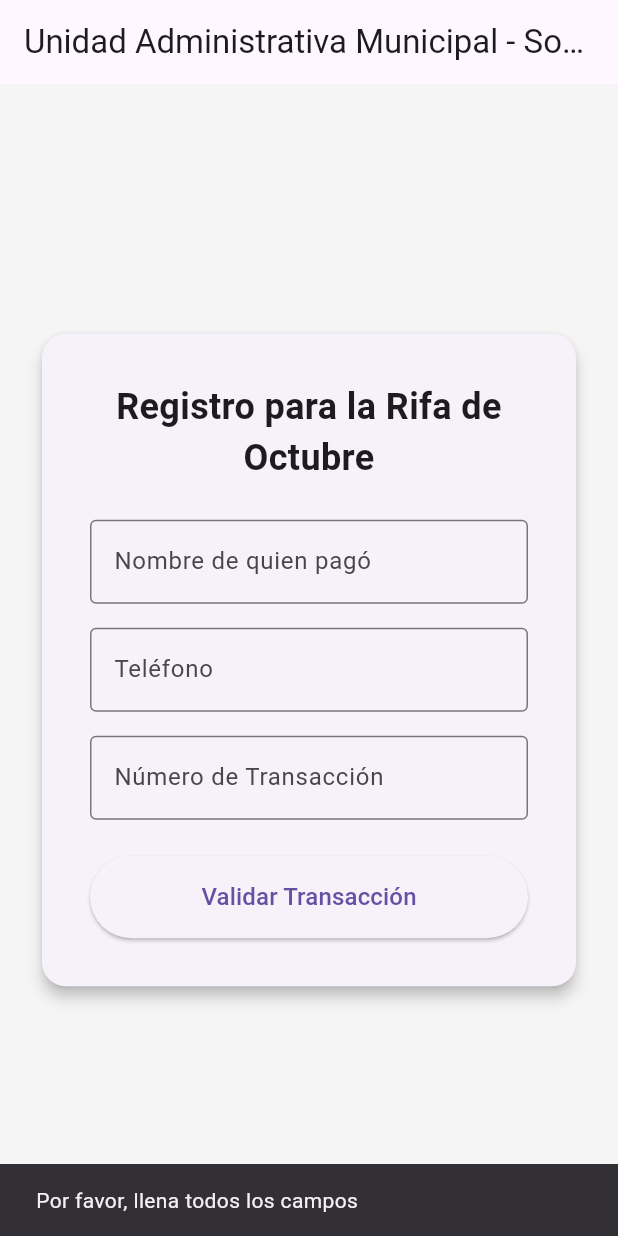
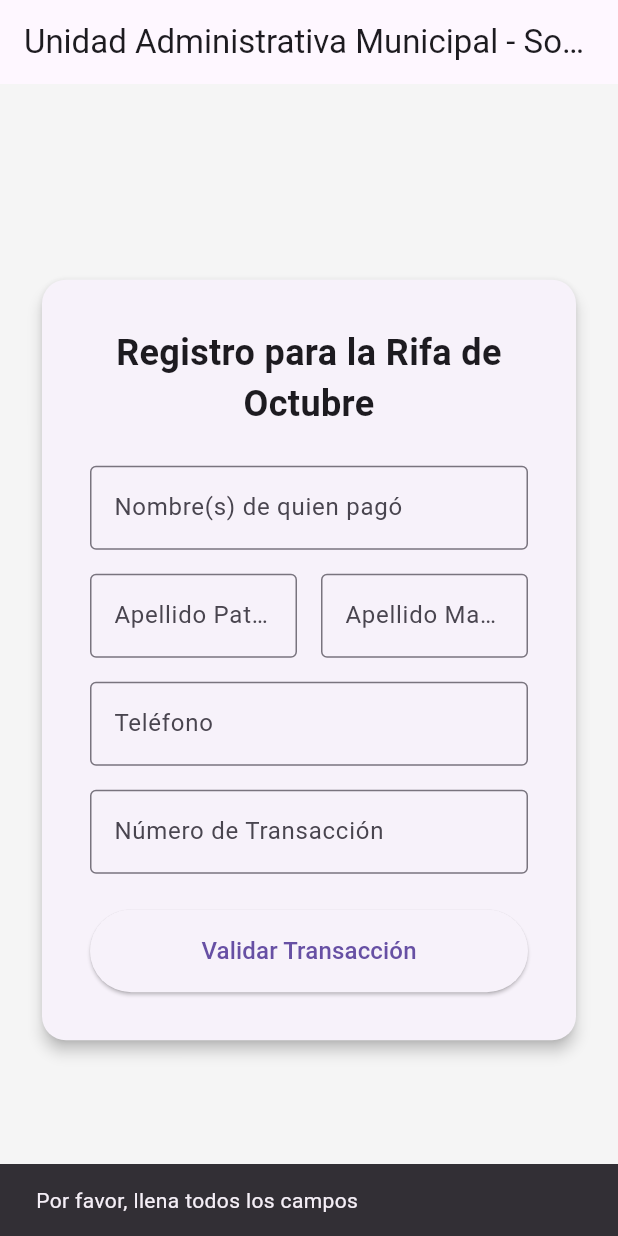
Before and after one commit to Sergio-GLR/flutter_formulario_rifa, a Flutter app: the screen it shows after launch, after a tap on "Validar Transacción", on a phone screen of 412 x 824 dp. Run offline on Flutter 3.47's test engine with Material 3 defaults, Android fonts, the light colour scheme and no system bars; our stand-ins replace flutter_dotenv, supabase_flutter; accounts and stored records are empty.

Commit message:
Actualización de la interfaz del formulario y la adición de nuevos campos a Supabase en la tabla "Pagadores"

```diff
--- a/lib/main.dart
+++ b/lib/main.dart
@@ -19,21 +19,14 @@ Future<void> main() async {
   runApp(const RifaPredialApp());
 }
 
-// Creamos esta variable global para poder llamar a la base de datos
-// fácilmente desde cualquier otro archivo del prpyecto
-final supabase = Supabase.instance.client;
-
 class RifaPredialApp extends StatelessWidget {
   const RifaPredialApp({super.key});
 
   @override
   Widget build(BuildContext context) {
     return MaterialApp(
-      title: 'Rifa Predial - Octubre',
-      theme: ThemeData(
-        primarySwatch:
-            Colors.grey,
-      ),
+      title: 'Rifa Predial - Octubretón',
+      theme: ThemeData(primarySwatch: Colors.grey),
       home: const FormularioScreen(),
     );
   }
--- a/lib/screens/formulario_screen.dart
+++ b/lib/screens/formulario_screen.dart
@@ -1,4 +1,5 @@
 import 'package:flutter/material.dart';
+
 import '../services/api_municipio_service.dart';
 import '../services/supabase_service.dart';
 
@@ -15,6 +16,8 @@ class _FormularioScreenState extends State<FormularioScreen> {
   FormStatus _currentState = FormStatus.capturaInicial;
 
   final _nombreCtrl = TextEditingController();
+  final _apellidoPaternoCtrl = TextEditingController(); // Nuevo
+  final _apellidoMaternoCtrl = TextEditingController(); // Nuevo
   final _telefonoCtrl = TextEditingController();
   final _transaccionCtrl = TextEditingController();
 
@@ -24,7 +27,11 @@ class _FormularioScreenState extends State<FormularioScreen> {
   Map<String, String> _datosPredio = {};
 
   Future<void> _validarTransaccion() async {
-    if (_nombreCtrl.text.isEmpty || _telefonoCtrl.text.isEmpty || _transaccionCtrl.text.isEmpty) {
+    if (_nombreCtrl.text.isEmpty ||
+        _apellidoPaternoCtrl.text.isEmpty ||
+        _apellidoMaternoCtrl.text.isEmpty ||
+        _telefonoCtrl.text.isEmpty ||
+        _transaccionCtrl.text.isEmpty) {
       _mostrarSnackBar('Por favor, llena todos los campos');
       return;
     }
@@ -32,7 +39,9 @@ class _FormularioScreenState extends State<FormularioScreen> {
     setState(() => _currentState = FormStatus.validandoApi);
 
     try {
-      final datos = await _apiService.validarTransaccion(_transaccionCtrl.text.trim());
+      final datos = await _apiService.validarTransaccion(
+        _transaccionCtrl.text.trim(),
+      );
       setState(() {
         _datosPredio = datos;
         _currentState = FormStatus.confirmacion;
@@ -43,7 +52,6 @@ class _FormularioScreenState extends State<FormularioScreen> {
     }
   }
 
-  // Nuevo método para mostrar el modal del diagrama
   Future<void> _mostrarModalConfirmacion() async {
     return showDialog<void>(
       context: context,
@@ -51,7 +59,9 @@ class _FormularioScreenState extends State<FormularioScreen> {
       builder: (BuildContext context) {
         return AlertDialog(
           title: const Text('¿Toda la información es correcta?'),
-          content: const Text('Verifica que la dirección del predio corresponda a tu pago antes de generar el boleto.'),
+          content: const Text(
+            'Verifica que la dirección del predio corresponda a tu pago antes de generar el boleto.',
+          ),
           actions: <Widget>[
             TextButton(
               child: const Text('Cancelar'),
@@ -77,6 +87,8 @@ class _FormularioScreenState extends State<FormularioScreen> {
       final response = await _supabaseService.registrarBoleto(
         transaccion: _transaccionCtrl.text.trim(),
         nombre: _nombreCtrl.text.trim(),
+        apellidoPaterno: _apellidoPaternoCtrl.text.trim(),
+        apellidoMaterno: _apellidoMaternoCtrl.text.trim(),
         telefono: _telefonoCtrl.text.trim(),
         clave: _datosPredio['claveCatastral']!,
         propietario: _datosPredio['propietario']!,
@@ -107,6 +119,8 @@ class _FormularioScreenState extends State<FormularioScreen> {
 
   void _reiniciarFormulario() {
     _nombreCtrl.clear();
+    _apellidoPaternoCtrl.clear();
+    _apellidoMaternoCtrl.clear();
     _telefonoCtrl.clear();
     _transaccionCtrl.clear();
     setState(() => _currentState = FormStatus.capturaInicial);
@@ -126,11 +140,13 @@ class _FormularioScreenState extends State<FormularioScreen> {
       body: Center(
         child: SingleChildScrollView(
           child: Container(
-            constraints: const BoxConstraints(maxWidth: 500), // Responsivo web/móvil
+            constraints: const BoxConstraints(maxWidth: 500),
             padding: const EdgeInsets.all(24.0),
             child: Card(
               elevation: 4,
-              shape: RoundedRectangleBorder(borderRadius: BorderRadius.circular(16)),
+              shape: RoundedRectangleBorder(
+                borderRadius: BorderRadius.circular(16),
+              ),
               child: Padding(
                 padding: const EdgeInsets.all(32.0),
                 child: _currentState == FormStatus.exito
@@ -149,7 +165,14 @@ class _FormularioScreenState extends State<FormularioScreen> {
       children: [
         const Icon(Icons.check_circle, color: Colors.green, size: 80),
         const SizedBox(height: 16),
-        const Text('¡Registro Exitoso!', style: TextStyle(fontSize: 22, fontWeight: FontWeight.bold, color: Colors.green)),
+        const Text(
+          '¡Registro Exitoso!',
+          style: TextStyle(
+            fontSize: 22,
+            fontWeight: FontWeight.bold,
+            color: Colors.green,
+          ),
+        ),
         const SizedBox(height: 16),
         Container(
           padding: const EdgeInsets.all(16),
@@ -160,8 +183,18 @@ class _FormularioScreenState extends State<FormularioScreen> {
           ),
           child: Column(
             children: [
-              const Text('Tu Folio de Participación:', style: TextStyle(color: Colors.blueGrey)),
-              Text(_transaccionCtrl.text.toUpperCase(), style: const TextStyle(fontSize: 28, fontWeight: FontWeight.bold, letterSpacing: 2)),
+              const Text(
+                'Tu Folio de Participación:',
+                style: TextStyle(color: Colors.blueGrey),
+              ),
+              Text(
+                _transaccionCtrl.text.toUpperCase(),
+                style: const TextStyle(
+                  fontSize: 28,
+                  fontWeight: FontWeight.bold,
+                  letterSpacing: 2,
+                ),
+              ),
             ],
           ),
         ),
@@ -178,38 +211,92 @@ class _FormularioScreenState extends State<FormularioScreen> {
     return Column(
       crossAxisAlignment: CrossAxisAlignment.stretch,
       children: [
-        const Text('Registro para la Rifa de Octubre', style: TextStyle(fontSize: 24, fontWeight: FontWeight.bold), textAlign: TextAlign.center),
+        const Text(
+          'Registro para la Rifa de Octubre',
+          style: TextStyle(fontSize: 24, fontWeight: FontWeight.bold),
+          textAlign: TextAlign.center,
+        ),
         const SizedBox(height: 24),
         TextField(
           controller: _nombreCtrl,
           enabled: !camposBloqueados,
-          decoration: const InputDecoration(labelText: 'Nombre de quien pagó', border: OutlineInputBorder()),
+          decoration: const InputDecoration(
+            labelText: 'Nombre(s) de quien pagó',
+            border: OutlineInputBorder(),
+          ),
         ),
+        const SizedBox(height: 16),
+
+        Row(
+          children: [
+            Expanded(
+              child: TextField(
+                controller: _apellidoPaternoCtrl,
+                enabled: !camposBloqueados,
+                decoration: const InputDecoration(
+                  labelText: 'Apellido Paterno',
+                  border: OutlineInputBorder(),
+                ),
+              ),
+            ),
+            const SizedBox(width: 16),
+            Expanded(
+              child: TextField(
+                controller: _apellidoMaternoCtrl,
+                enabled: !camposBloqueados,
+                decoration: const InputDecoration(
+                  labelText: 'Apellido Materno',
+                  border: OutlineInputBorder(),
+                ),
+              ),
+            ),
+          ],
+        ),
+
         const SizedBox(height: 16),
         TextField(
           controller: _telefonoCtrl,
           enabled: !camposBloqueados,
-          decoration: const InputDecoration(labelText: 'Teléfono', border: OutlineInputBorder()),
+          decoration: const InputDecoration(
+            labelText: 'Teléfono',
+            border: OutlineInputBorder(),
+          ),
           keyboardType: TextInputType.phone,
         ),
         const SizedBox(height: 16),
         TextField(
           controller: _transaccionCtrl,
           enabled: !camposBloqueados,
-          decoration: const InputDecoration(labelText: 'Número de Transacción', border: OutlineInputBorder()),
+          decoration: const InputDecoration(
+            labelText: 'Número de Transacción',
+            border: OutlineInputBorder(),
+          ),
         ),
         const SizedBox(height: 24),
 
-        if (_currentState == FormStatus.confirmacion || _currentState == FormStatus.guardando) ...[
+        if (_currentState == FormStatus.confirmacion ||
+            _currentState == FormStatus.guardando) ...[
           Container(
             padding: const EdgeInsets.all(16),
-            decoration: BoxDecoration(color: Colors.orange[50], borderRadius: BorderRadius.circular(8)),
+            decoration: BoxDecoration(
+              color: Colors.orange[50],
+              borderRadius: BorderRadius.circular(8),
+            ),
             child: Column(
               crossAxisAlignment: CrossAxisAlignment.start,
               children: [
-                const Text('Por favor, confirma que esta es la dirección del predio:', style: TextStyle(fontWeight: FontWeight.bold, color: Colors.deepOrange)),
+                const Text(
+                  'Por favor, confirma que esta es la dirección del predio:',
+                  style: TextStyle(
+                    fontWeight: FontWeight.bold,
+                    color: Colors.deepOrange,
+                  ),
+                ),
                 const SizedBox(height: 8),
-                Text(_datosPredio['direccion'] ?? '', style: const TextStyle(fontSize: 16)),
+                Text(
+                  _datosPredio['direccion'] ?? '',
+                  style: const TextStyle(fontSize: 16),
+                ),
               ],
             ),
           ),
@@ -219,25 +306,44 @@ class _FormularioScreenState extends State<FormularioScreen> {
         if (_currentState == FormStatus.capturaInicial)
           ElevatedButton(
             onPressed: _validarTransaccion,
-            child: const Padding(padding: EdgeInsets.symmetric(vertical: 16), child: Text('Validar Transacción', style: TextStyle(fontSize: 16))),
+            child: const Padding(
+              padding: EdgeInsets.symmetric(vertical: 16),
+              child: Text(
+                'Validar Transacción',
+                style: TextStyle(fontSize: 16),
+              ),
+            ),
           )
-        else if (_currentState == FormStatus.validandoApi || _currentState == FormStatus.guardando)
+        else if (_currentState == FormStatus.validandoApi ||
+            _currentState == FormStatus.guardando)
           const Center(child: CircularProgressIndicator())
         else if (_currentState == FormStatus.confirmacion)
           Row(
             children: [
               Expanded(
                 child: OutlinedButton(
-                  onPressed: () => setState(() => _currentState = FormStatus.capturaInicial),
-                  child: const Padding(padding: EdgeInsets.symmetric(vertical: 16), child: Text('Corregir datos')),
+                  onPressed: () =>
+                      setState(() => _currentState = FormStatus.capturaInicial),
+                  child: const Padding(
+                    padding: EdgeInsets.symmetric(vertical: 16),
+                    child: Text('Corregir datos'),
+                  ),
                 ),
               ),
               const SizedBox(width: 16),
               Expanded(
                 child: ElevatedButton(
-                  onPressed: _mostrarModalConfirmacion, // Ahora llama al modal primero
-                  style: ElevatedButton.styleFrom(backgroundColor: Colors.green),
-                  child: const Padding(padding: EdgeInsets.symmetric(vertical: 16), child: Text('Participar en la Rifa', style: TextStyle(color: Colors.white))),
+                  onPressed: _mostrarModalConfirmacion,
+                  style: ElevatedButton.styleFrom(
+                    backgroundColor: Colors.green,
+                  ),
+                  child: const Padding(
+                    padding: EdgeInsets.symmetric(vertical: 16),
+                    child: Text(
+                      'Participar en la Rifa',
+                      style: TextStyle(color: Colors.white),
+                    ),
+                  ),
                 ),
               ),
             ],
--- a/lib/services/supabase_service.dart
+++ b/lib/services/supabase_service.dart
@@ -6,6 +6,8 @@ class SupabaseService {
   Future<Map<String, dynamic>> registrarBoleto({
     required String transaccion,
     required String nombre,
+    required String apellidoPaterno,
+    required String apellidoMaterno,
     required String telefono,
     required String clave,
     required String propietario,
@@ -16,6 +18,8 @@ class SupabaseService {
       params: {
         'p_numero_transaccion': transaccion,
         'p_nombre_pagador': nombre,
+        'p_apellido_paterno': apellidoPaterno,
+        'p_apellido_materno': apellidoMaterno,
         'p_telefono_pagador': telefono,
         'p_clave_catastral': clave,
         'p_propietario_registrado': propietario,
```
